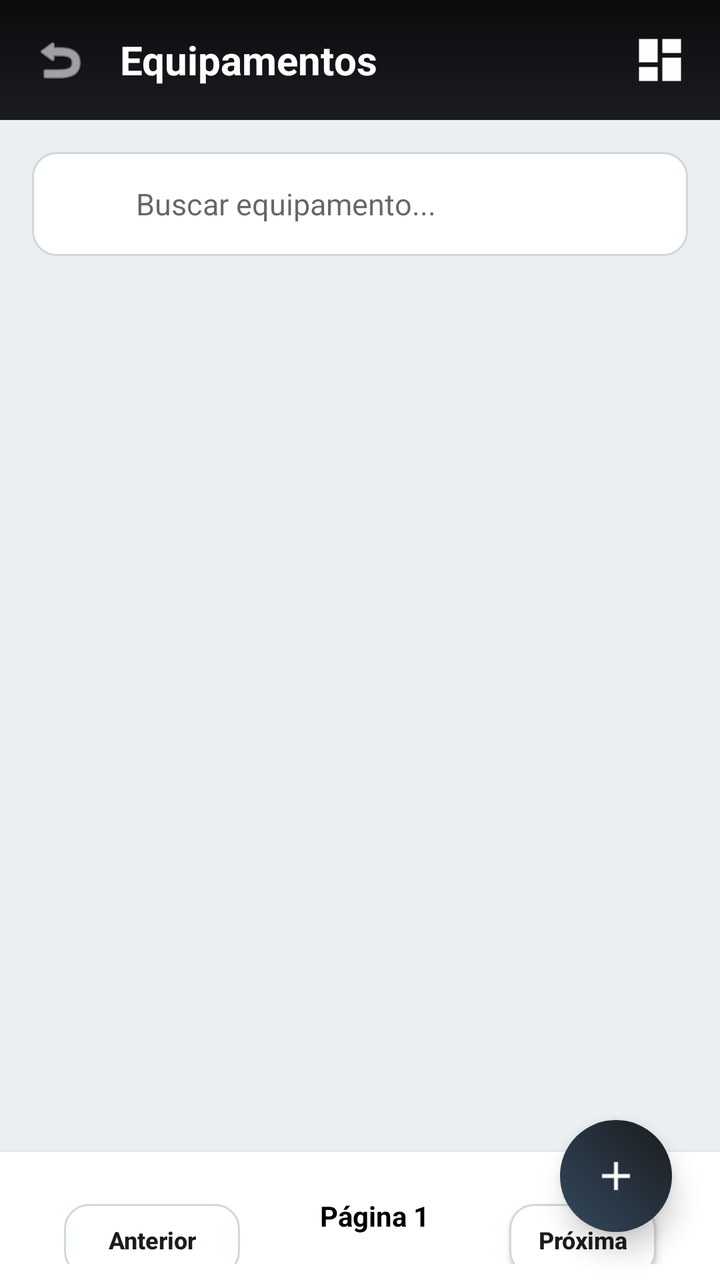
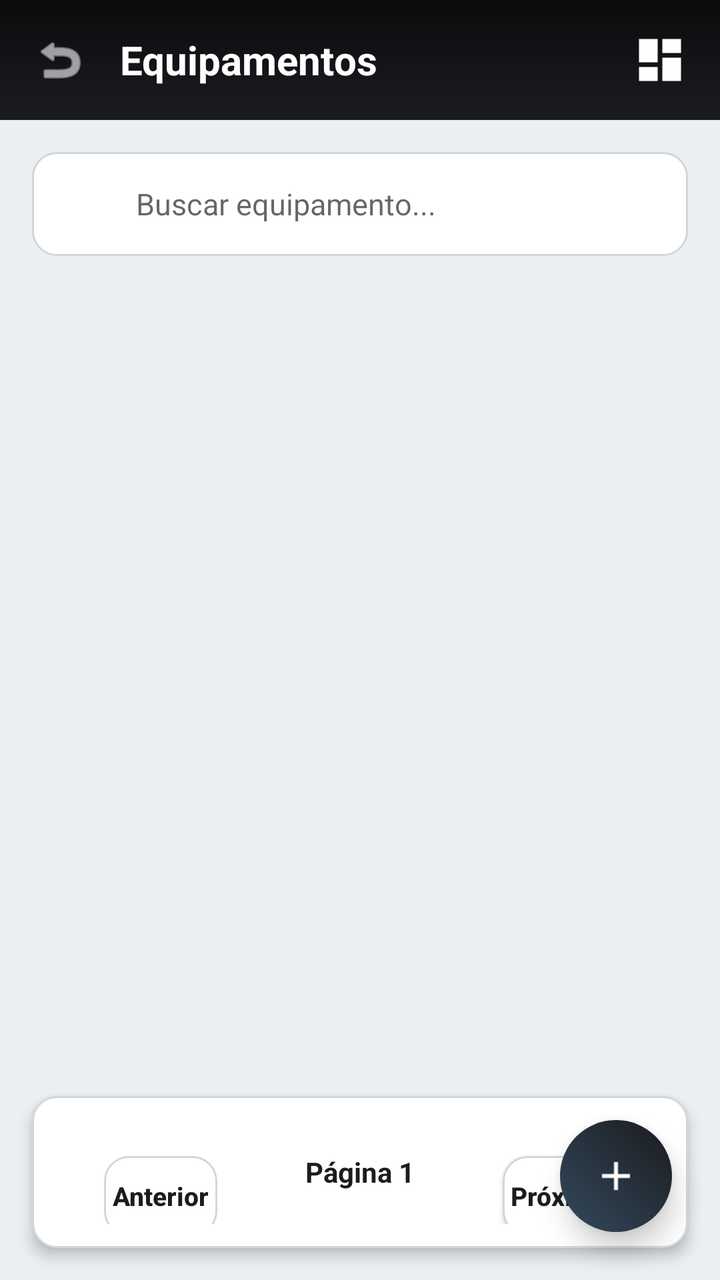

The first picture is an Android layout as it rendered before a commit; the second is the same layout after the commit. The layout source and the unified diff follow.
<!-- AndroidManifest.xml: application theme AppTheme -->
<!-- res/layout/activity_lista_equipamentos.xml -->
<?xml version="1.0" encoding="utf-8"?>
<androidx.constraintlayout.widget.ConstraintLayout xmlns:android="http://schemas.android.com/apk/res/android"
    xmlns:app="http://schemas.android.com/apk/res-auto"
    xmlns:tools="http://schemas.android.com/tools"
    android:layout_width="match_parent"
    android:layout_height="match_parent"
    android:background="@color/surface_gray"
    tools:context=".ListaEquipamentos">

    <LinearLayout
        android:id="@+id/toolbar_lista"
        android:layout_width="match_parent"
        android:layout_height="wrap_content"
        android:background="@drawable/background"
        android:gravity="center_vertical"
        android:orientation="horizontal"
        android:padding="16dp"
        android:paddingTop="32dp"
        app:layout_constraintTop_toTopOf="parent">

        <ImageView
            android:id="@+id/ic_voltar"
            android:layout_width="28dp"
            android:layout_height="28dp"
            android:src="@android:drawable/ic_menu_revert"
            app:tint="@color/white" />

        <TextView
            android:layout_width="0dp"
            android:layout_height="wrap_content"
            android:layout_marginStart="16dp"
            android:layout_weight="1"
            android:text="Equipamentos"
            android:textColor="@color/white"
            android:textSize="20sp"
            android:textStyle="bold" />

        <ImageView
            android:id="@+id/ic_filtro_toolbar"
            android:layout_width="28dp"
            android:layout_height="28dp"
            android:src="@drawable/ic_dashboard"
            app:tint="@color/white" />
    </LinearLayout>

    <EditText
        android:id="@+id/edit_busca"
        android:layout_width="match_parent"
        android:layout_height="52dp"
        android:layout_margin="16dp"
        android:background="@drawable/card_background"
        android:drawableStart="@drawable/ic_wrench"
        android:drawablePadding="12dp"
        android:hint="Buscar equipamento..."
        android:paddingHorizontal="16dp"
        android:textSize="15sp"
        app:layout_constraintTop_toBottomOf="@id/toolbar_lista" />

    <androidx.recyclerview.widget.RecyclerView
        android:id="@+id/rv_equipamentos"
        android:layout_width="match_parent"
        android:layout_height="0dp"
        android:clipToPadding="false"
        android:padding="8dp"
        app:layout_constraintBottom_toTopOf="@id/layout_paginacao"
        app:layout_constraintTop_toBottomOf="@id/edit_busca" />

    <LinearLayout
        android:id="@+id/layout_paginacao"
        android:layout_width="match_parent"
        android:layout_height="wrap_content"
        android:orientation="horizontal"
        android:gravity="center"
        android:padding="8dp"
        android:background="@color/white"
        android:elevation="4dp"
        app:layout_constraintBottom_toBottomOf="parent">

        <androidx.appcompat.widget.AppCompatButton
            android:id="@+id/btn_anterior"
            style="@style/ButtonOutline"
            android:layout_width="wrap_content"
            android:layout_height="36dp"
            android:text="Anterior"
            android:textSize="12sp"
            android:paddingHorizontal="12dp"
            android:enabled="false" />

        <TextView
            android:id="@+id/txt_pagina_atual"
            android:layout_width="wrap_content"
            android:layout_height="wrap_content"
            android:layout_marginHorizontal="16dp"
            android:text="Página 1"
            android:textStyle="bold"
            android:textColor="@color/black" />

        <androidx.appcompat.widget.AppCompatButton
            android:id="@+id/btn_proxima"
            style="@style/ButtonOutline"
            android:layout_width="wrap_content"
            android:layout_height="36dp"
            android:text="Próxima"
            android:textSize="12sp"
            android:paddingHorizontal="12dp" />

    </LinearLayout>

    <LinearLayout
        android:id="@+id/layout_vazio"
        android:layout_width="wrap_content"
        android:layout_height="wrap_content"
        android:gravity="center"
        android:orientation="vertical"
        android:visibility="gone"
        app:layout_constraintBottom_toBottomOf="parent"
        app:layout_constraintEnd_toEndOf="parent"
        app:layout_constraintStart_toStartOf="parent"
        app:layout_constraintTop_toBottomOf="@id/edit_busca">

        <ImageView
            android:layout_width="80dp"
            android:layout_height="80dp"
            android:src="@drawable/ic_equipment"
            app:tint="@color/divider" />

        <TextView
            android:layout_width="wrap_content"
            android:layout_height="wrap_content"
            android:layout_marginTop="12dp"
            android:text="Nenhum equipamento cadastrado"
            android:textColor="@color/text_secondary"
            android:textSize="16sp" />
    </LinearLayout>

    <ProgressBar
        android:id="@+id/progress_equip"
        android:layout_width="wrap_content"
        android:layout_height="wrap_content"
        android:visibility="gone"
        app:layout_constraintBottom_toBottomOf="parent"
        app:layout_constraintEnd_toEndOf="parent"
        app:layout_constraintStart_toStartOf="parent"
        app:layout_constraintTop_toBottomOf="@id/edit_busca" />

    <ImageButton
        android:id="@+id/fab_novo_equipamento"
        android:layout_width="56dp"
        android:layout_height="56dp"
        android:layout_marginEnd="24dp"
        android:layout_marginBottom="24dp"
        android:background="@drawable/fab_background"
        android:elevation="8dp"
        android:src="@drawable/ic_add"
        app:layout_constraintBottom_toBottomOf="parent"
        app:layout_constraintEnd_toEndOf="parent"
        app:tint="@color/white" />

</androidx.constraintlayout.widget.ConstraintLayout>
<!-- resources referenced by this layout -->
<resources>
  <color name="black">#FF000000</color>
  <color name="divider">#CFD8DC</color>
  <color name="surface_gray">#ECEFF1</color>
  <color name="text_secondary">#78909C</color>
  <color name="white">#FFFFFFFF</color>
  <!-- drawable background (drawable) -->
  <?xml version="1.0" encoding="utf-8"?>
  <shape xmlns:android="http://schemas.android.com/apk/res/android">
      <gradient
          android:startColor="#1A1C1E"
          android:centerColor="#121417"
          android:endColor="#0A0B0C"
          android:angle="90" />
  </shape>
  <!-- drawable card_background (drawable) -->
  ﻿<?xml version="1.0" encoding="utf-8"?>
  <shape xmlns:android="http://schemas.android.com/apk/res/android">
      <solid android:color="@color/surface_white"/>
      <corners android:radius="12dp"/>
      <stroke android:width="1dp" android:color="@color/divider"/>
  </shape>
  <!-- drawable fab_background (drawable) -->
  ﻿<?xml version="1.0" encoding="utf-8"?>
  <shape xmlns:android="http://schemas.android.com/apk/res/android"
      android:shape="oval">
      <gradient
          android:startColor="@color/azul_imepac3"
          android:endColor="@color/azul_imepac"
          android:angle="45"/>
  </shape>
  <!-- drawable ic_add (drawable) -->
  ﻿<?xml version="1.0" encoding="utf-8"?>
  <vector xmlns:android="http://schemas.android.com/apk/res/android"
      android:width="24dp" android:height="24dp"
      android:viewportWidth="24" android:viewportHeight="24">
      <path android:fillColor="#FFFFFFFF"
          android:pathData="M19,13h-6v6h-2v-6L5,13v-2h6L11,5h2v6h6v2z"/>
  </vector>
  <!-- drawable ic_dashboard (drawable) -->
  ﻿<?xml version="1.0" encoding="utf-8"?>
  <vector xmlns:android="http://schemas.android.com/apk/res/android"
      android:width="24dp" android:height="24dp"
      android:viewportWidth="24" android:viewportHeight="24">
      <path android:fillColor="#FF000000"
          android:pathData="M3,13h8L11,3L3,3v10zM3,21h8v-6L3,15v6zM13,21h8L21,11h-8v10zM13,3v6h8L21,3h-8z"/>
  </vector>
  <!-- drawable ic_equipment (drawable) -->
  ﻿<?xml version="1.0" encoding="utf-8"?>
  <vector xmlns:android="http://schemas.android.com/apk/res/android"
      android:width="24dp" android:height="24dp"
      android:viewportWidth="24" android:viewportHeight="24">
      <path android:fillColor="#FF000000"
          android:pathData="M15,9H9v6h6V9zM13,13h-2v-2h2v2zM20,13h2v-2h-2V9h2V7h-2V5c0,-1.1 -0.9,-2 -2,-2h-2V1h-2v2h-2V1H9v2H7C5.9,3 5,3.9 5,5v2H3v2h2v2H3v2h2v2H3v2h2v2c0,1.1 0.9,2 2,2h2v2h2v-2h2v2h2v-2h2c1.1,0 2,-0.9 2,-2v-2h2v-2h-2v-2zM18,19L6,19L6,5h12v14z"/>
  </vector>
  <!-- drawable ic_wrench (drawable) -->
  ﻿<?xml version="1.0" encoding="utf-8"?>
  <vector xmlns:android="http://schemas.android.com/apk/res/android"
      android:width="24dp" android:height="24dp"
      android:viewportWidth="24" android:viewportHeight="24">
      <path android:fillColor="#FFFFFFFF"
          android:pathData="M22.7,19l-9.1,-9.1c0.9,-2.3 0.4,-5 -1.5,-6.9 -2,-2 -5,-2.4 -7.4,-1.3L9,6 6,9 1.6,4.7C0.4,7.1 0.9,10.1 2.9,12.1c1.9,1.9 4.6,2.4 6.9,1.5l9.1,9.1c0.4,0.4 1,0.4 1.4,0L22.7,20.4C23.1,20 23.1,19.4 22.7,19z"/>
  </vector>
  <style name="AppTheme" parent="Theme.MaterialComponents.Light.NoActionBar">
          <item name="colorPrimary">@color/primary_dark</item>
          <item name="colorPrimaryDark">@color/primary_surface</item>
          <item name="colorAccent">@color/accent_teal</item>
      </style>
  <color name="surface_white">#FFFFFF</color>
  <color name="azul_imepac3">#34495E</color>
  <color name="azul_imepac">#1A1C1E</color>
  <color name="primary_dark">#121417</color>
  <color name="primary_surface">#1A1C1E</color>
  <color name="accent_teal">#00BFA5</color>
  <!-- unchanged entries left out for length: 1 -->
</resources>

<!-- the commit's change to res/layout/activity_lista_equipamentos.xml (unified diff, before → after) -->
@@ -71,38 +71,39 @@
         android:layout_height="wrap_content"
         android:orientation="horizontal"
         android:gravity="center"
-        android:padding="8dp"
-        android:background="@color/white"
+        android:padding="12dp"
+        android:background="@drawable/card_background"
+        android:layout_margin="16dp"
         android:elevation="4dp"
         app:layout_constraintBottom_toBottomOf="parent">
 
         <androidx.appcompat.widget.AppCompatButton
             android:id="@+id/btn_anterior"
             style="@style/ButtonOutline"
-            android:layout_width="wrap_content"
-            android:layout_height="36dp"
+            android:layout_width="0dp"
+            android:layout_height="40dp"
+            android:layout_weight="1"
             android:text="Anterior"
-            android:textSize="12sp"
-            android:paddingHorizontal="12dp"
+            android:textSize="13sp"
             android:enabled="false" />
 
         <TextView
             android:id="@+id/txt_pagina_atual"
             android:layout_width="wrap_content"
             android:layout_height="wrap_content"
-            android:layout_marginHorizontal="16dp"
+            android:layout_marginHorizontal="20dp"
             android:text="Página 1"
             android:textStyle="bold"
-            android:textColor="@color/black" />
+            android:textColor="@color/azul_imepac" />
 
         <androidx.appcompat.widget.AppCompatButton
             android:id="@+id/btn_proxima"
             style="@style/ButtonOutline"
-            android:layout_width="wrap_content"
-            android:layout_height="36dp"
+            android:layout_width="0dp"
+            android:layout_height="40dp"
+            android:layout_weight="1"
             android:text="Próxima"
-            android:textSize="12sp"
-            android:paddingHorizontal="12dp" />
+            android:textSize="13sp" />
 
     </LinearLayout>
 
<!-- resource entries referenced after the edit -->
@@ -1,6 +1,5 @@
 <!-- resources referenced by this layout -->
 <resources>
-  <color name="black">#FF000000</color>
   <color name="divider">#CFD8DC</color>
   <color name="surface_gray">#ECEFF1</color>
   <color name="text_secondary">#78909C</color>
